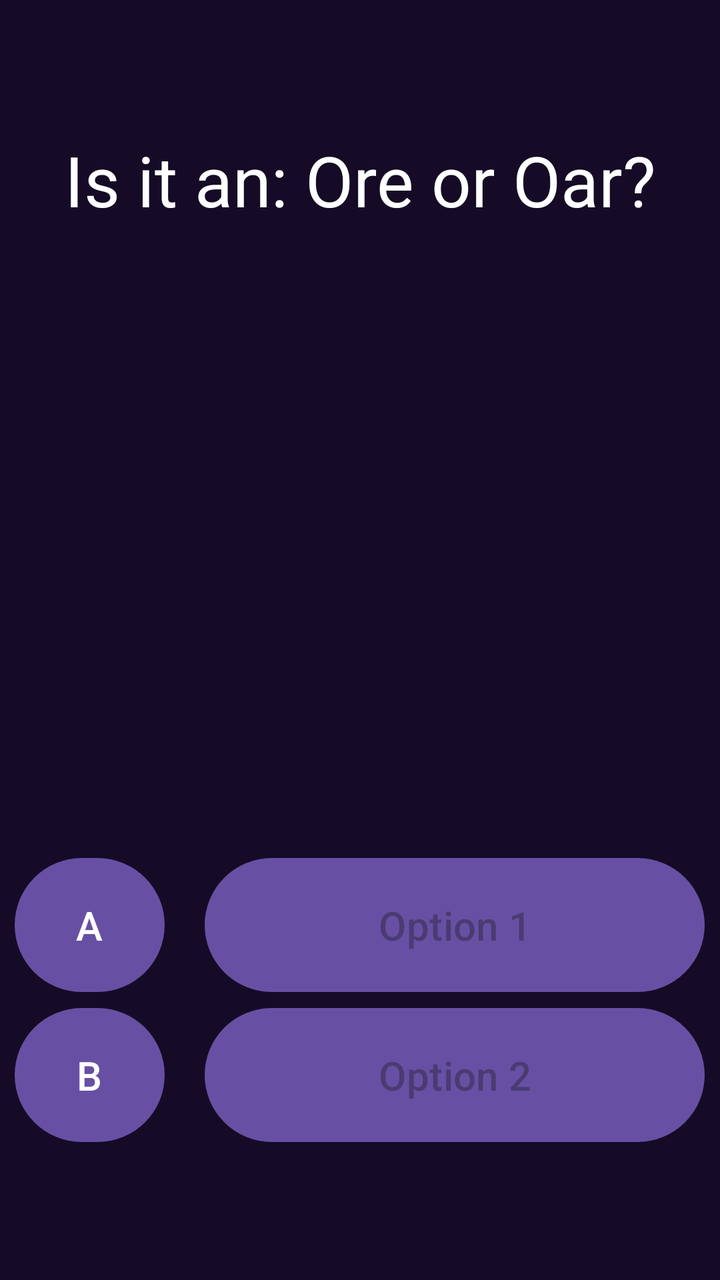
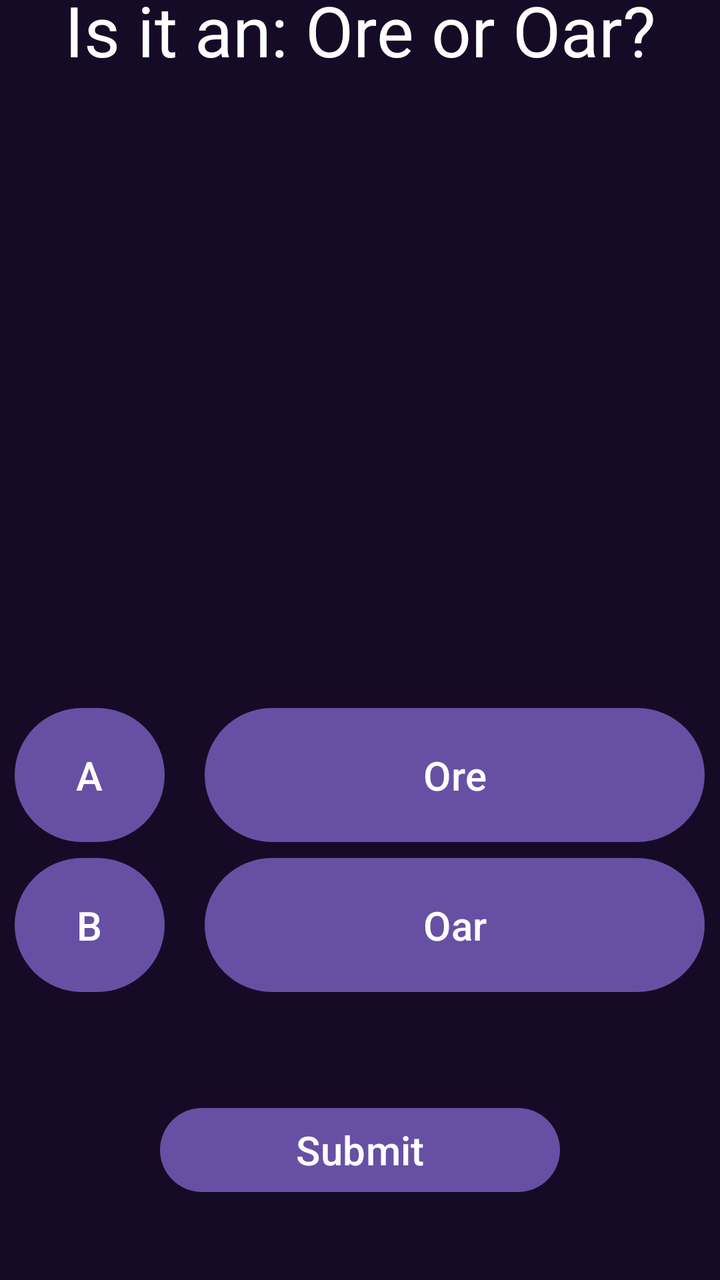

An Android layout rendered at two revisions. The XML below is the earlier revision; the diff shows what the commit changed to produce the second picture.
<!-- AndroidManifest.xml: application theme Theme.QuizTime -->
<!-- res/layout/activity_main.xml -->
<?xml version="1.0" encoding="utf-8"?>
<LinearLayout
    xmlns:android="http://schemas.android.com/apk/res/android"
    android:id="@+id/main"
    android:layout_width="match_parent"
    android:layout_height="match_parent"
    android:gravity="center"
    android:orientation="vertical"
    android:background="#150b26">

    <TextView
        android:id="@+id/Question"
        android:layout_width="350sp"
        android:layout_height="50sp"
        android:gravity="center"
        android:textSize="35sp"
        android:textColor="#FFFFFF"
        android:text="Is it an: Ore or Oar?" />

    <ImageView
        android:id="@+id/Img"
        android:layout_width="250sp"
        android:layout_height="250sp"
        android:layout_margin="30sp"/>

    <LinearLayout
        android:layout_width="wrap_content"
        android:layout_height="wrap_content"
        android:orientation="vertical">

        <LinearLayout
            android:id="@+id/Option1"
            android:layout_width="wrap_content"
            android:layout_height="wrap_content"
            android:clickable="true">

            <Button
                android:layout_width="75sp"
                android:layout_height="75sp"
                android:gravity="center"
                android:textSize="20sp"
                android:text="A"
                android:layout_marginRight="20sp"/>

            <Button
                android:layout_width="250sp"
                android:layout_height="75sp"
                android:gravity="center"
                android:textSize="20sp"
                android:hint="Option 1"/>

        </LinearLayout>

        <LinearLayout
            android:id="@+id/Option2"
            android:layout_width="wrap_content"
            android:layout_height="wrap_content"
            android:clickable="true">

                <Button
                    android:layout_width="75sp"
                    android:layout_height="75sp"
                    android:textSize="20sp"
                    android:text="B"
                    android:layout_marginRight="20sp"/>

                <Button
                    android:layout_width="250sp"
                    android:layout_height="75sp"
                    android:gravity="center"
                    android:textSize="20sp"
                    android:hint="Option 2"/>

        </LinearLayout>

    </LinearLayout>

</LinearLayout>
<!-- resources referenced by this layout -->
<resources>
  <style name="Theme.QuizTime" parent="Base.Theme.QuizTime" />
  <style name="Base.Theme.QuizTime" parent="Theme.Material3.DayNight.NoActionBar">
          
          
      </style>
</resources>

<!-- the commit's change to res/layout/activity_main.xml (unified diff, before → after) -->
@@ -47,7 +47,7 @@
                 android:layout_height="75sp"
                 android:gravity="center"
                 android:textSize="20sp"
-                android:hint="Option 1"/>
+                android:text="Ore"/>
 
         </LinearLayout>
 
@@ -69,10 +69,18 @@
                     android:layout_height="75sp"
                     android:gravity="center"
                     android:textSize="20sp"
-                    android:hint="Option 2"/>
+                    android:text="Oar"/>
 
         </LinearLayout>
 
     </LinearLayout>
 
+    <Button
+        android:id="@+id/submit"
+        android:layout_width="200sp"
+        android:layout_height="50sp"
+        android:layout_margin="50sp"
+        android:textSize="20sp"
+        android:text="Submit"/>
+
 </LinearLayout>
